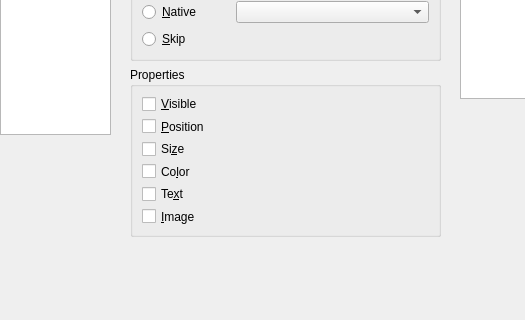
Old version of the form src/apps/psdexporter/psdwidget.ui in the repository signal-slot/qtpsd; both pictures show x 0 to 525 and y 166 to 486 of the 885 by 598 pixel window.
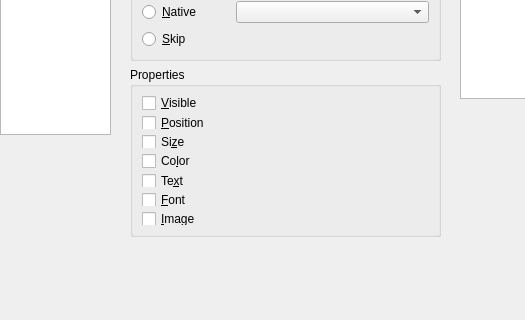
New version of the form. Custom widgets are drawn as their Qt base class.

Commit message:
Add Font property and use GridLayout for Properties section
- Add Font property for text layers showing font name and size
- Change Properties layout from FormLayout to GridLayout

```diff
--- a/src/apps/psdexporter/psdwidget.ui
+++ b/src/apps/psdexporter/psdwidget.ui
@@ -131,7 +131,7 @@
       <property name="title">
        <string>Properties</string>
       </property>
-      <layout class="QFormLayout" name="formLayout">
+      <layout class="QGridLayout" name="gridLayout">
        <item row="0" column="0">
         <widget class="QCheckBox" name="visible">
          <property name="text">
@@ -203,13 +203,27 @@
         </widget>
        </item>
        <item row="5" column="0">
+        <widget class="QCheckBox" name="font">
+         <property name="text">
+          <string>&amp;Font</string>
+         </property>
+        </widget>
+       </item>
+       <item row="5" column="1">
+        <widget class="QLabel" name="fontValue">
+         <property name="text">
+          <string/>
+         </property>
+        </widget>
+       </item>
+       <item row="6" column="0">
         <widget class="QCheckBox" name="image">
          <property name="text">
           <string>&amp;Image</string>
          </property>
         </widget>
        </item>
-       <item row="5" column="1">
+       <item row="6" column="1">
         <widget class="QLabel" name="imageValue">
          <property name="text">
           <string/>
```
The commit also changes 1 other file.
